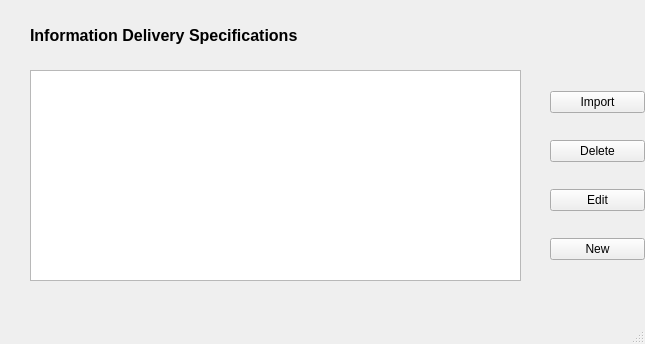
This is GUI_Windows/ids_manage.ui in ivanfelipeib/Masterarbeit as Qt 5 draws it before an edit. The edited form follows.
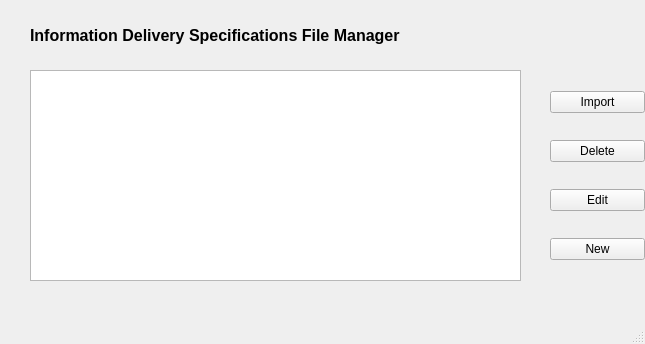
This is the edited form. Custom widgets are drawn as their Qt base class.

Commit message: Modify texts in GUI according to Module names and contents described in Thesis

Patch:
```diff
--- a/GUI_Windows/ids_manage.ui
+++ b/GUI_Windows/ids_manage.ui
@@ -29,7 +29,7 @@
      <rect>
       <x>30</x>
       <y>20</y>
-      <width>271</width>
+      <width>381</width>
       <height>31</height>
      </rect>
     </property>
@@ -42,7 +42,7 @@
      </font>
     </property>
     <property name="text">
-     <string>Information Delivery Specifications</string>
+     <string>Information Delivery Specifications File Manager</string>
     </property>
    </widget>
    <widget class="QWidget" name="layoutWidget">
```
Left out of the diff: 2 changed lines with no effect on the pictures. The commit also changes 6 other files.
